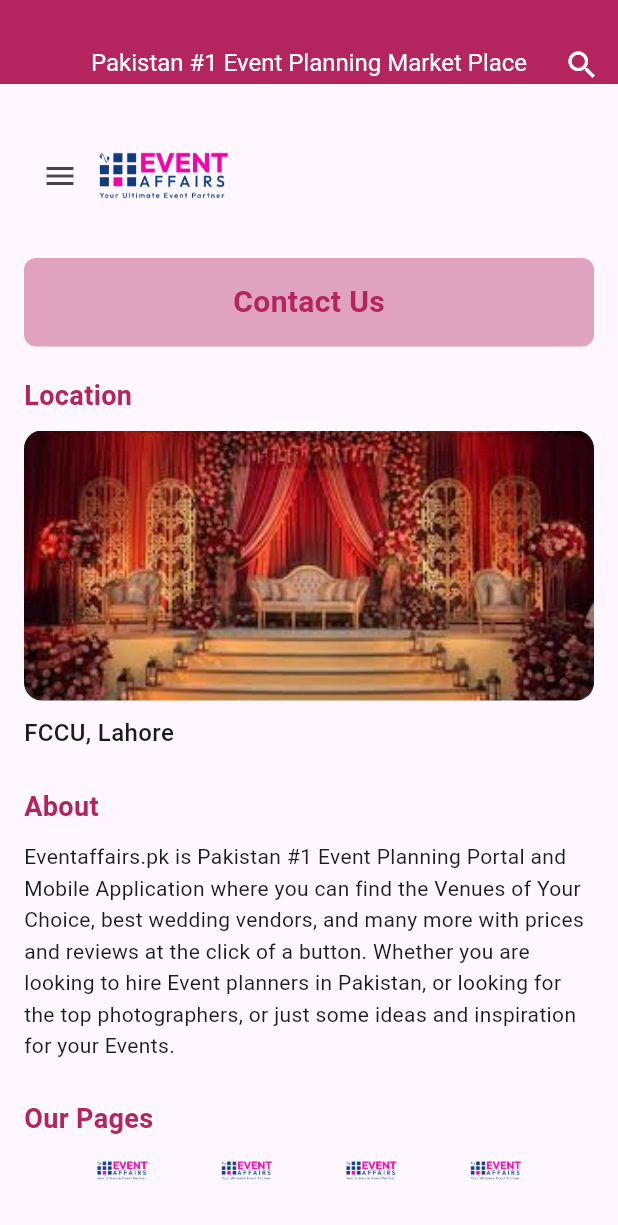
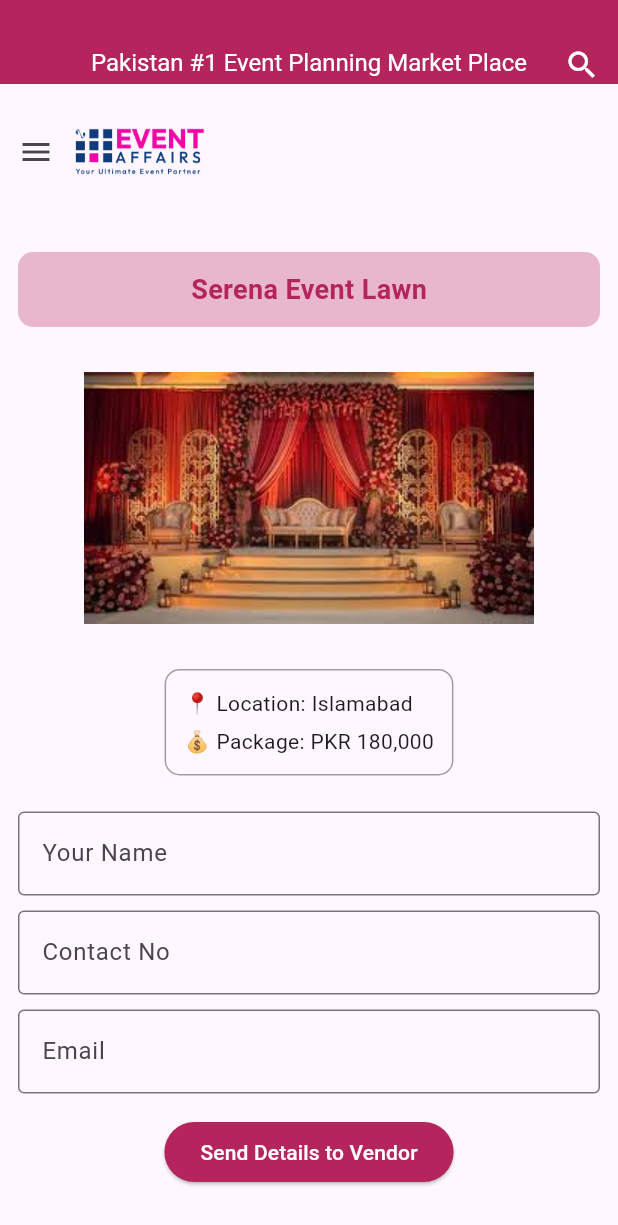
Before and after one commit to Ali-Stranger/events_affairs, a Flutter app: the VenuesPage screen opened directly, scrolled down 464 dp, after a tap on "Contact Us", on a phone screen of 412 x 824 dp. Shown: the top 1225 px of the screen. Run offline on Flutter 3.47's test engine with Material 3 defaults, Android fonts, the phone set to English and light mode, and no system bars.

Commit message:
added venue contact page

```diff
--- /dev/null
+++ b/lib/venuecontact.dart
@@ -0,0 +1,274 @@
+
+import 'package:events_affairs/homePage.dart';
+import 'package:flutter/material.dart';
+import 'contactus.dart';
+import 'footer.dart';
+import 'blogs.dart';
+import 'login.dart';
+import 'venues.dart';
+
+
+class VenueContactPage extends StatefulWidget {
+  final String name;
+  final String location;
+  final String price;
+  final String image;
+
+  const VenueContactPage({
+    super.key,
+    required this.name,
+    required this.location,
+    required this.price,
+    required this.image,
+  });
+
+  @override
+  State<VenueContactPage> createState() => _VenueContactPageState();
+}
+
+class _VenueContactPageState extends State<VenueContactPage> {
+
+  final TextEditingController nameController = TextEditingController();
+  final TextEditingController contactController = TextEditingController();
+  final TextEditingController emailController = TextEditingController();
+  static const TextStyle headingStyle = TextStyle(
+    fontSize: 18,
+    fontWeight: FontWeight.bold,
+    color: Color(0xffB4245D),
+  );
+  bool isSubmitted = false;
+
+  @override
+  Widget build(BuildContext context) {
+    return Scaffold(
+
+      // SAME APP BAR
+
+      // SAME DRAWER
+      drawer: Drawer(
+        child: ListView(
+          padding: EdgeInsets.zero,
+          children: [
+            SizedBox(
+              height: 88,
+              child: const DrawerHeader(
+                decoration: BoxDecoration(
+                  color: Color(0xffB4245D),
+                ),
+                child: Text(
+                  "Events Affairs Menu",
+                  style: TextStyle(
+                    color: Colors.white,
+                    fontSize: 20,
+                    fontWeight: FontWeight.bold,
+                  ),
+                ),
+              ),
+            ),
+
+            ListTile(
+
+              title: const Text("Home",style: headingStyle),
+              onTap: () {
+                Navigator.push(context, MaterialPageRoute(builder: (context)=>const CreateHomePage()));
+              },
+            ),
+
+            ListTile(
+
+              title: const Text("Venues",style: headingStyle),
+              onTap: () {
+                  Navigator.push(context, MaterialPageRoute(builder: (context)=>const VenuesPage()));
+              },
+            ),
+
+            ListTile(
+
+              title: const Text("Blogs",style:headingStyle),
+              onTap: () {
+                Navigator.push(context, MaterialPageRoute(builder: (context)=>const BlogsPage() ));
+              },
+            ),
+            ListTile(
+
+              title: const Text("Register Now",style: headingStyle),
+              onTap: () {
+                Navigator.pop(context);
+              },
+            ),
+            ListTile(
+
+              title: const Text("Login",style: headingStyle),
+              onTap: () {
+                Navigator.push(context, MaterialPageRoute(builder: (context)=>const LoginPage()));
+              },
+            ),
+            ListTile(
+
+              title: const Text("Contact Us",style: headingStyle,),
+              onTap: () {
+                Navigator.push(context, MaterialPageRoute(builder: (context)=>const ContactUs() ));
+              },
+            ),
+          ],
+        ),
+      ),
+      appBar: AppBar(
+        centerTitle: true,
+        automaticallyImplyLeading: false,
+        title: Padding(
+          padding: const EdgeInsets.only(top:26),
+          child: const Text(
+            'Pakistan #1 Event Planning Market Place',
+            style: TextStyle(fontSize: 16,
+            color: Colors.white),
+          ),
+        ),
+        backgroundColor: const Color(0xffB4245D),
+         actions: [
+          Padding(
+            padding: const EdgeInsets.only(top: 23),
+            child: IconButton(
+              onPressed: () {},
+              icon: const Icon(Icons.search,color: Colors.white,),
+            ),
+          ),
+        ],
+      ),
+      body: SingleChildScrollView(
+        child: Column(
+          children: [
+
+            // HEADER ROW
+            Row(
+              children: [
+                Builder(
+                  builder: (context) => IconButton(
+                    icon: const Icon(Icons.menu),
+                    onPressed: () => Scaffold.of(context).openDrawer(),
+                  ),
+                ),
+                Image.asset("assets/images/logo.png", width: 90, height: 90),
+              ],
+            ),
+
+            const SizedBox(height: 10),
+
+            // VENUE NAME TITLE
+            Container(
+              margin: const EdgeInsets.all(12),
+              padding: const EdgeInsets.all(12),
+              decoration: BoxDecoration(
+                color: const Color(0xffB4245D).withOpacity(0.3),
+                borderRadius: BorderRadius.circular(10),
+              ),
+              child: Center(
+                child: Text(
+                  widget.name,
+                  style: const TextStyle(
+                    fontSize: 18,
+                    fontWeight: FontWeight.bold,
+                    color: Color(0xffB4245D),
+                  ),
+                ),
+              ),
+            ),
+
+            // IMAGE
+            Padding(
+              padding: const EdgeInsets.all(12),
+              child: Image.asset(widget.image, height: 180),
+            ),
+
+            // DETAILS BOX
+            Container(
+              margin: const EdgeInsets.all(12),
+              padding: const EdgeInsets.all(12),
+              decoration: BoxDecoration(
+                border: Border.all(color: Colors.grey),
+                borderRadius: BorderRadius.circular(10),
+              ),
+              child: Column(
+                crossAxisAlignment: CrossAxisAlignment.start,
+                children: [
+                  Text("📍 Location: ${widget.location}"),
+                  const SizedBox(height: 5),
+                  Text("💰 Package: ${widget.price}"),
+                ],
+              ),
+            ),
+
+            // FORM
+            Padding(
+              padding: const EdgeInsets.all(12),
+              child: Column(
+                children: [
+
+                  TextField(
+                    controller: nameController,
+                    decoration: const InputDecoration(
+                      labelText: "Your Name",
+                      border: OutlineInputBorder(),
+                    ),
+                  ),
+
+                  const SizedBox(height: 10),
+
+                  TextField(
+                    controller: contactController,
+                    decoration: const InputDecoration(
+                      labelText: "Contact No",
+                      border: OutlineInputBorder(),
+                    ),
+                  ),
+
+                  const SizedBox(height: 10),
+
+                  TextField(
+                    controller: emailController,
+                    decoration: const InputDecoration(
+                      labelText: "Email",
+                      border: OutlineInputBorder(),
+                    ),
+                  ),
+
+                  const SizedBox(height: 15),
+
+                  ElevatedButton(
+                    style: ElevatedButton.styleFrom(
+                      backgroundColor: const Color(0xffB4245D),
+                    ),
+                    onPressed: () {
+                      setState(() {
+                        isSubmitted = true;
+                      });
+                    },
+                    child: const Text(
+                      "Send Details to Vendor",
+                      style: TextStyle(color: Colors.white),
+                    ),
+                  ),
+
+                  const SizedBox(height: 10),
+
+                  if (isSubmitted)
+                    const Text(
+                      "The vendor will contact you shortly.",
+                      style: TextStyle(
+                        color: Colors.green,
+                        fontWeight: FontWeight.bold,
+                      ),
+                    ),
+                ],
+              ),
+            ),
+
+            const SizedBox(height: 20),
+
+            const AppFooter(),
+          ],
+        ),
+      ),
+    );
+  }
+}
--- a/lib/venues.dart
+++ b/lib/venues.dart
@@ -5,6 +5,7 @@
 import 'blogs.dart';
 import 'login.dart';
 import 'eventplanner.dart';
+import 'venuecontact.dart';
 
 class VenuesPage extends StatefulWidget {
   const VenuesPage({super.key});
@@ -308,7 +309,7 @@
                       Navigator.push(
                         context,
                         MaterialPageRoute(
-                          builder: (_) => const ContactUs(),
+                          builder: (_) =>  VenueContactPage(name: name, location: location, price: price, image: image),
                         ),
                       );
                     },
```
